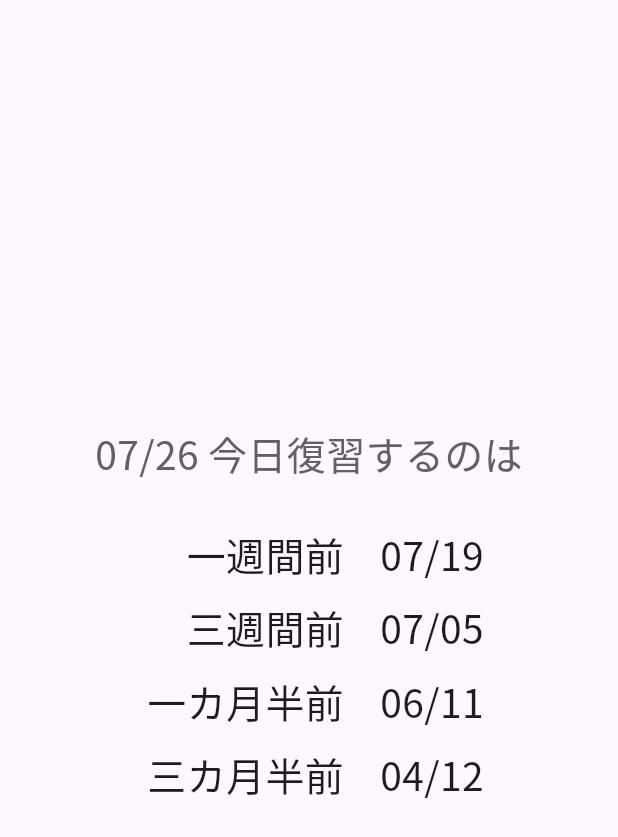
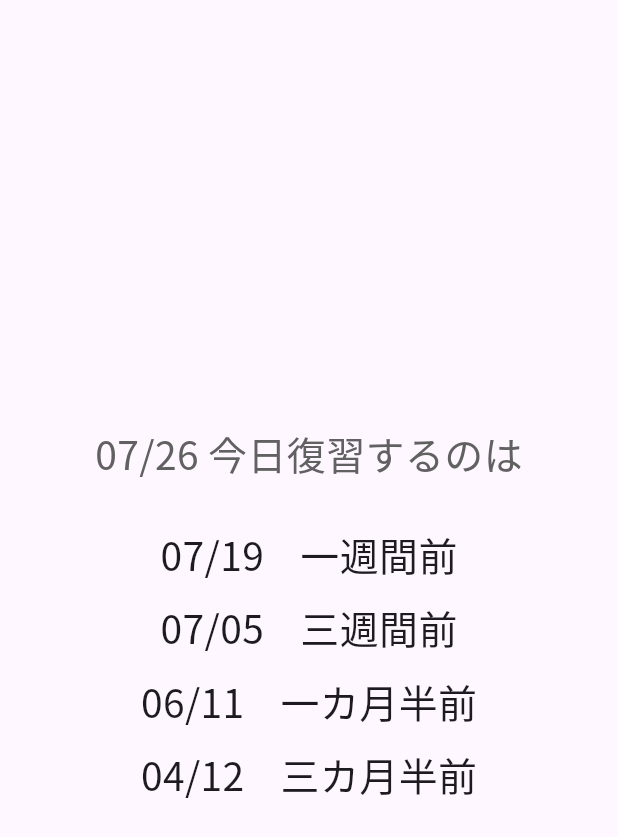
Before and after one commit to ko-ichiba/when_to_review, a Flutter app: the screen it shows after launch, on a phone screen of 412 x 824 dp. Shown: the top 837 px of the screen. Run offline on Flutter 3.47's test engine with Material 3 defaults, Android fonts, the phone set to English and light mode, and no system bars.

Commit message:
v1.0.2+3: 各行の表示順を「日付 ラベル」に変更
情報の優先度は日付>ラベルのため、左から読んだときに日付が先に来るよう表示順を修正

Co-Authored-By: Claude Sonnet 5 <noreply@anthropic.com>

```diff
--- a/lib/widgets/review_row.dart
+++ b/lib/widgets/review_row.dart
@@ -14,17 +14,13 @@ class ReviewRow extends StatelessWidget {
       child: Row(
         mainAxisSize: MainAxisSize.min,
         children: [
-          SizedBox(
-            width: 140,
-            child: Text(
-              label,
-              textAlign: TextAlign.right,
-              style: const TextStyle(fontSize: 26),
-            ),
+          Text(
+            dateText,
+            style: const TextStyle(fontSize: 26),
           ),
           const SizedBox(width: 24),
           Text(
-            dateText,
+            label,
             style: const TextStyle(fontSize: 26),
           ),
         ],
--- a/pubspec.yaml
+++ b/pubspec.yaml
@@ -16,7 +16,7 @@ publish_to: 'none' # Remove this line if you wish to publish to pub.dev
 # https://developer.apple.com/library/archive/documentation/General/Reference/InfoPlistKeyReference/Articles/CoreFoundationKeys.html
 # In Windows, build-name is used as the major, minor, and patch parts
 # of the product and file versions while build-number is used as the build suffix.
-version: 1.0.1+2
+version: 1.0.2+3
 
 environment:
   sdk: ^3.10.1
```
Also changed, not shown: 1 other file.
